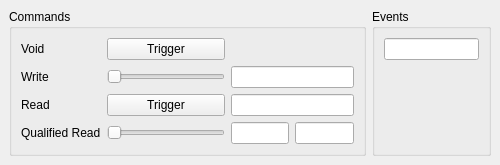
First picture: the form in branches/main/examples/cisstMultiTask/QtCommandsAndEvents/client.ui, repository eetuna/cisst, before the edit.
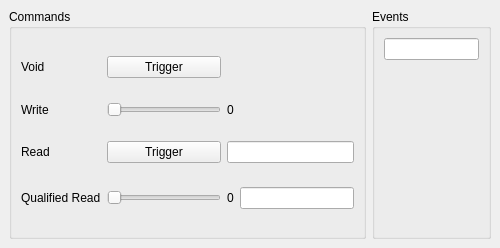
Second picture: the form after the edit.

Commit message: branches/main, examples/cisstMultiTask/QtCommandAndEvents: named widgets for client and connected sliders to values

Diff of the .ui file:
```diff
--- a/branches/main/examples/cisstMultiTask/QtCommandsAndEvents/client.ui
+++ b/branches/main/examples/cisstMultiTask/QtCommandsAndEvents/client.ui
@@ -7,7 +7,7 @@
     <x>0</x>
     <y>0</y>
     <width>500</width>
-    <height>158</height>
+    <height>248</height>
    </rect>
   </property>
   <property name="windowTitle">
@@ -20,7 +20,7 @@
       <property name="title">
        <string>Commands</string>
       </property>
-      <layout class="QGridLayout" name="gridLayout_2" columnstretch="0,2,1,1">
+      <layout class="QGridLayout" name="gridLayout_2" columnstretch="0,0,0,0">
        <item row="0" column="1">
         <widget class="QPushButton" name="pushButton">
          <property name="text">
@@ -35,13 +35,6 @@
          </property>
         </widget>
        </item>
-       <item row="1" column="1">
-        <widget class="QSlider" name="horizontalSlider">
-         <property name="orientation">
-          <enum>Qt::Horizontal</enum>
-         </property>
-        </widget>
-       </item>
        <item row="2" column="0">
         <widget class="QLabel" name="label_5">
          <property name="text">
@@ -70,13 +63,6 @@
          </property>
         </widget>
        </item>
-       <item row="3" column="2">
-        <widget class="QLineEdit" name="lineEdit_2">
-         <property name="readOnly">
-          <bool>true</bool>
-         </property>
-        </widget>
-       </item>
        <item row="2" column="2" colspan="2">
         <widget class="QLineEdit" name="lineEdit_3">
          <property name="readOnly">
@@ -84,9 +70,6 @@
          </property>
         </widget>
        </item>
-       <item row="1" column="2" colspan="2">
-        <widget class="QLineEdit" name="lineEdit_4"/>
-       </item>
        <item row="3" column="3">
         <widget class="QLineEdit" name="lineEdit_5"/>
        </item>
@@ -97,6 +80,27 @@
          </property>
         </widget>
        </item>
+       <item row="1" column="1">
+        <widget class="QSlider" name="WriteSlider">
+         <property name="orientation">
+          <enum>Qt::Horizontal</enum>
+         </property>
+        </widget>
+       </item>
+       <item row="1" column="2" colspan="2">
+        <widget class="QLabel" name="WriteValue">
+         <property name="text">
+          <string>0</string>
+         </property>
+        </widget>
+       </item>
+       <item row="3" column="2">
+        <widget class="QLabel" name="QualifiedReadQualifierValue">
+         <property name="text">
+          <string>0</string>
+         </property>
+        </widget>
+       </item>
       </layout>
      </widget>
     </item>
```
Left out of the diff: 59 changed lines with no effect on the pictures.
